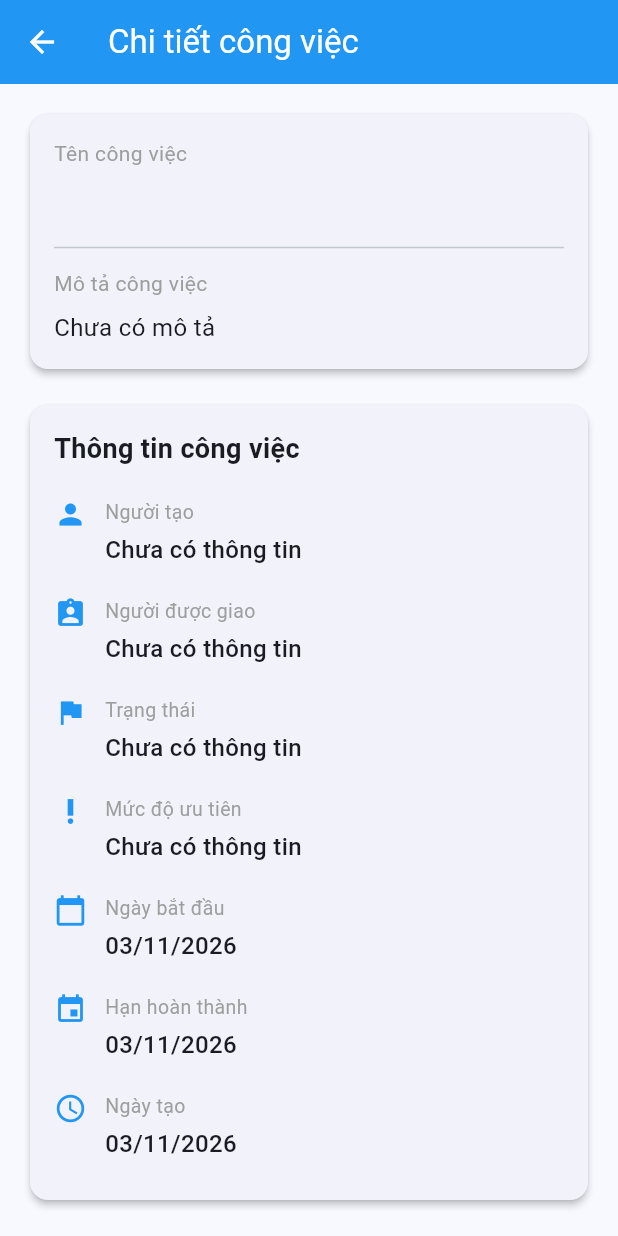
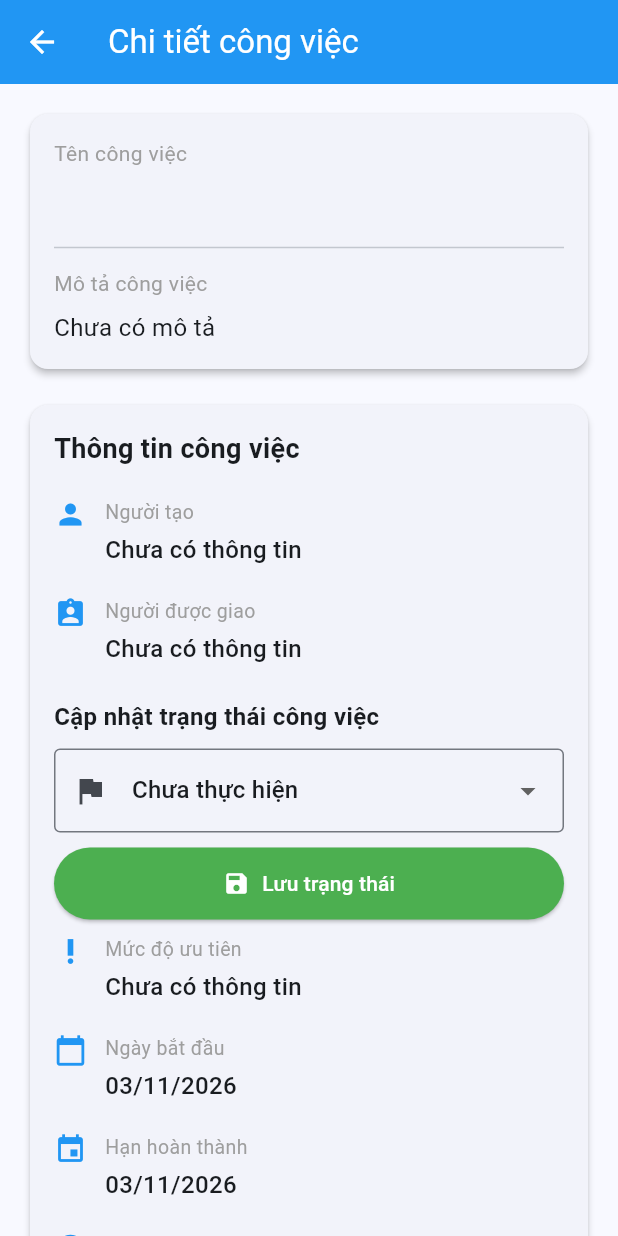
Before and after one commit to ptqnhukhmt2411051-alt/Case_Study_2_Task_Manager, a Flutter app: the TaskDetailScreen screen opened directly with empty values, on a phone screen of 412 x 824 dp. Run offline on Flutter 3.47's test engine with Material 3 defaults, Android fonts, the phone set to English and light mode, and no system bars; our stand-ins replace shared_preferences; accounts and stored records are empty.

Commit message:
Hoan_thanh_chuc_nang_cap_nhat_trang_thai_chua_thuc_hien_dang_thuc_hien_da_hoan_thanh

```diff
--- a/lib/models/task_model.dart
+++ b/lib/models/task_model.dart
@@ -69,4 +69,16 @@ class Task {
       createdAt: _getDate(json['createdAt']),
     );
   }
+  String get statusText {
+    switch (status) {
+      case 'todo':
+        return 'Chưa thực hiện';
+      case 'in_progress':
+        return 'Đang thực hiện';
+      case 'completed':
+        return 'Đã hoàn thành';
+      default:
+        return 'Chưa thực hiện';
+    }
+  }
 }
--- a/lib/screens/task_detail_screen.dart
+++ b/lib/screens/task_detail_screen.dart
@@ -23,6 +23,20 @@ class _TaskDetailScreenState extends State<TaskDetailScreen> {
   final TaskService _taskService = TaskService();
 
   bool _isDeleting = false;
+  bool _isUpdatingStatus = false;
+
+  late String _selectedStatus;
+
+  @override
+  void initState() {
+    super.initState();
+
+    const validStatuses = ['todo', 'in_progress', 'completed'];
+
+    _selectedStatus = validStatuses.contains(widget.task.status)
+        ? widget.task.status
+        : 'todo';
+  }
 
   // Chỉnh sửa công việc
   Future<void> _editTask() async {
@@ -98,6 +112,52 @@ class _TaskDetailScreenState extends State<TaskDetailScreen> {
       ScaffoldMessenger.of(context).showSnackBar(
         SnackBar(
           content: Text('Không thể xóa công việc: $e'),
+          backgroundColor: Colors.red,
+        ),
+      );
+    }
+  }
+  // Cập nhật trạng thái công việc
+  Future<void> _updateStatus() async {
+    if (_selectedStatus == widget.task.status) {
+      ScaffoldMessenger.of(context).showSnackBar(
+        const SnackBar(
+          content: Text('Trạng thái chưa thay đổi'),
+        ),
+      );
+      return;
+    }
+
+    setState(() {
+      _isUpdatingStatus = true;
+    });
+
+    try {
+      await _taskService.updateTaskStatus(
+        widget.task.id,
+        _selectedStatus,
+      );
+
+      if (!mounted) return;
+
+      ScaffoldMessenger.of(context).showSnackBar(
+        const SnackBar(
+          content: Text('Cập nhật trạng thái thành công!'),
+          backgroundColor: Colors.green,
+        ),
+      );
+
+      Navigator.pop(context, true);
+    } catch (e) {
+      if (!mounted) return;
+
+      setState(() {
+        _isUpdatingStatus = false;
+      });
+
+      ScaffoldMessenger.of(context).showSnackBar(
+        SnackBar(
+          content: Text('Không thể cập nhật trạng thái: $e'),
           backgroundColor: Colors.red,
         ),
       );
@@ -231,10 +291,74 @@ class _TaskDetailScreenState extends State<TaskDetailScreen> {
                       task.assignedTo,
                       Icons.assignment_ind,
                     ),
-                    _buildInfo(
-                      'Trạng thái',
-                      task.status,
-                      Icons.flag,
+                    const SizedBox(height: 12),
+
+                    const Text(
+                      'Cập nhật trạng thái công việc',
+                      style: TextStyle(
+                        fontSize: 16,
+                        fontWeight: FontWeight.bold,
+                      ),
+                    ),
+
+                    const SizedBox(height: 10),
+
+                    DropdownButtonFormField<String>(
+                      initialValue: _selectedStatus,
+                      decoration: const InputDecoration(
+                        border: OutlineInputBorder(),
+                        prefixIcon: Icon(Icons.flag),
+                      ),
+                      items: const [
+                        DropdownMenuItem(
+                          value: 'todo',
+                          child: Text('Chưa thực hiện'),
+                        ),
+                        DropdownMenuItem(
+                          value: 'in_progress',
+                          child: Text('Đang thực hiện'),
+                        ),
+                        DropdownMenuItem(
+                          value: 'completed',
+                          child: Text('Đã hoàn thành'),
+                        ),
+                      ],
+                      onChanged: _isUpdatingStatus
+                          ? null
+                          : (value) {
+                        if (value != null) {
+                          setState(() {
+                            _selectedStatus = value;
+                          });
+                        }
+                      },
+                    ),
+
+                    const SizedBox(height: 10),
+
+                    SizedBox(
+                      width: double.infinity,
+                      child: ElevatedButton.icon(
+                        onPressed: _isUpdatingStatus ? null : _updateStatus,
+                        icon: _isUpdatingStatus
+                            ? const SizedBox(
+                          width: 18,
+                          height: 18,
+                          child: CircularProgressIndicator(
+                            strokeWidth: 2,
+                            color: Colors.white,
+                          ),
+                        )
+                            : const Icon(Icons.save),
+                        label: Text(
+                          _isUpdatingStatus ? 'Đang cập nhật...' : 'Lưu trạng thái',
+                        ),
+                        style: ElevatedButton.styleFrom(
+                          backgroundColor: Colors.green,
+                          foregroundColor: Colors.white,
+                          padding: const EdgeInsets.symmetric(vertical: 14),
+                        ),
+                      ),
                     ),
                     _buildInfo(
                       'Mức độ ưu tiên',
```
Also changed, not shown: lib/services/task_service.dart (+9 -0 lines).
